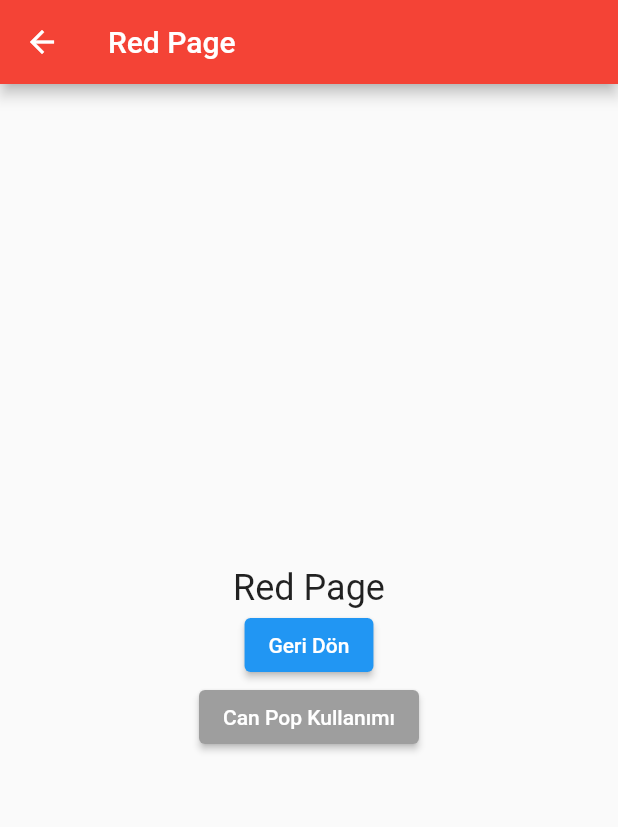
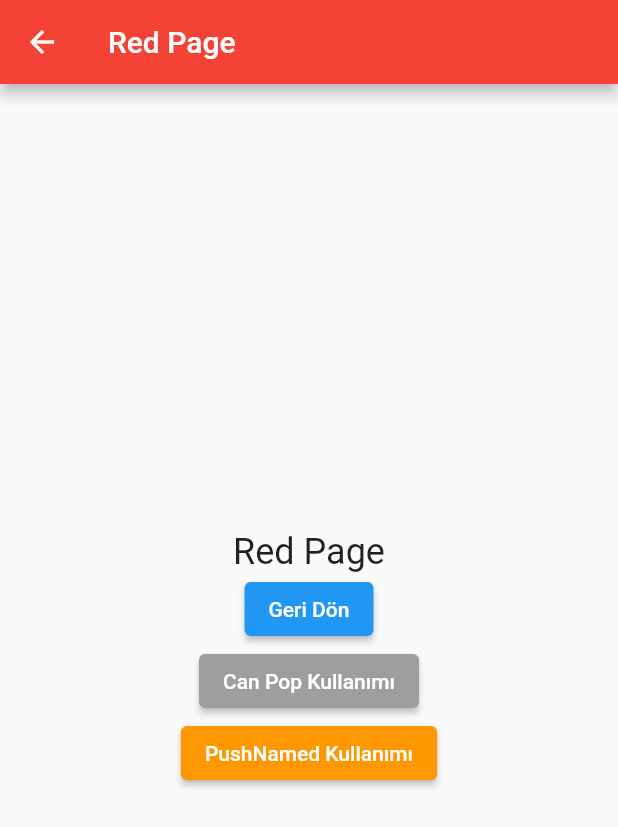
Before and after one commit to islamoktay/learning_process, a Flutter app: the screen it shows after launch, after a tap on "Kırmızı Sayfaya Git IOS", on a phone screen of 412 x 824 dp. Shown: the top 827 px of the screen. Run offline on Flutter 3.47's test engine with Material 2 defaults, Android fonts, the phone set to English and light mode, and no system bars; our stand-ins replace flutter_easyloading.

Commit message:
studied more

```diff
--- a/flutter/flutter_navigator/lib/main.dart
+++ b/flutter/flutter_navigator/lib/main.dart
@@ -1,7 +1,9 @@
 import 'package:flutter/cupertino.dart';
 import 'package:flutter/material.dart';
 import 'package:flutter_navigator/green_page.dart';
+import 'package:flutter_navigator/orange_page.dart';
 import 'package:flutter_navigator/red_page.dart';
+import 'package:flutter_navigator/route_generate.dart';
 
 void main() => runApp(MyApp());
 
@@ -11,6 +13,21 @@ class MyApp extends StatelessWidget {
     return MaterialApp(
       title: 'Material App',
       home: AnaSayfa(),
+/*       routes: {
+        "/redPage": (context) => RedPage(),
+        "/": (context) => AnaSayfa(),
+        "/orangePage": (context) => OrangePage(),
+      },
+      onUnknownRoute: (settings) => MaterialPageRoute(
+          builder: (context) => Scaffold(
+                appBar: AppBar(
+                  title: Text('Error'),
+                ),
+                body: Center(
+                  child: Text('404'),
+                ),
+              )), */
+      onGenerateRoute: RouteGenerator.routeGenerator,
     );
   }
 }
@@ -102,6 +119,17 @@ class AnaSayfa extends StatelessWidget {
                 'Push Replacement Kullanımı',
               ),
             ),
+            ElevatedButton(
+              onPressed: () {
+                Navigator.pushNamed(context, "/orangePage");
+              },
+              style: ElevatedButton.styleFrom(
+                primary: Colors.blue,
+              ),
+              child: Text(
+                'PushNamed Kullanımı',
+              ),
+            ),
           ],
         ),
       ),
--- a/flutter/flutter_navigator/lib/red_page.dart
+++ b/flutter/flutter_navigator/lib/red_page.dart
@@ -51,6 +51,15 @@ class RedPage extends StatelessWidget {
                   'Can Pop Kullanımı',
                 ),
               ),
+              ElevatedButton(
+                onPressed: () {
+                  Navigator.pushNamed(context, "/orangePage");
+                },
+                style: ElevatedButton.styleFrom(primary: Colors.orange),
+                child: Text(
+                  'PushNamed Kullanımı',
+                ),
+              ),
             ],
           ),
         ),
--- /dev/null
+++ b/flutter/flutter_navigator/lib/route_generate.dart
@@ -0,0 +1,50 @@
+import 'package:flutter/cupertino.dart';
+import 'package:flutter/foundation.dart';
+import 'package:flutter/material.dart';
+import 'package:flutter_navigator/main.dart';
+import 'package:flutter_navigator/orange_page.dart';
+
+class RouteGenerator {
+  static Route<dynamic> routeGenerator(RouteSettings settings) {
+    switch (settings.name) {
+      case '/':
+        if (defaultTargetPlatform == TargetPlatform.iOS) {
+          return CupertinoPageRoute(
+            builder: (context) => AnaSayfa(),
+          );
+        } else if (defaultTargetPlatform == TargetPlatform.android) {
+          return MaterialPageRoute(
+            builder: (context) => AnaSayfa(),
+          );
+        } else {
+          return MaterialPageRoute(
+            builder: (context) => AnaSayfa(),
+          );
+        }
+      case '/orangePage':
+        if (defaultTargetPlatform == TargetPlatform.iOS) {
+          return CupertinoPageRoute(
+            builder: (context) => OrangePage(),
+          );
+        } else if (defaultTargetPlatform == TargetPlatform.android) {
+          return MaterialPageRoute(
+            builder: (context) => OrangePage(),
+          );
+        } else {
+          return MaterialPageRoute(
+            builder: (context) => OrangePage(),
+          );
+        }
+      default:
+        return MaterialPageRoute(
+            builder: (context) => Scaffold(
+                  appBar: AppBar(
+                    title: Text('404'),
+                  ),
+                  body: Center(
+                    child: Text('Sayfa bulunamadı'),
+                  ),
+                ));
+    }
+  }
+}
```
